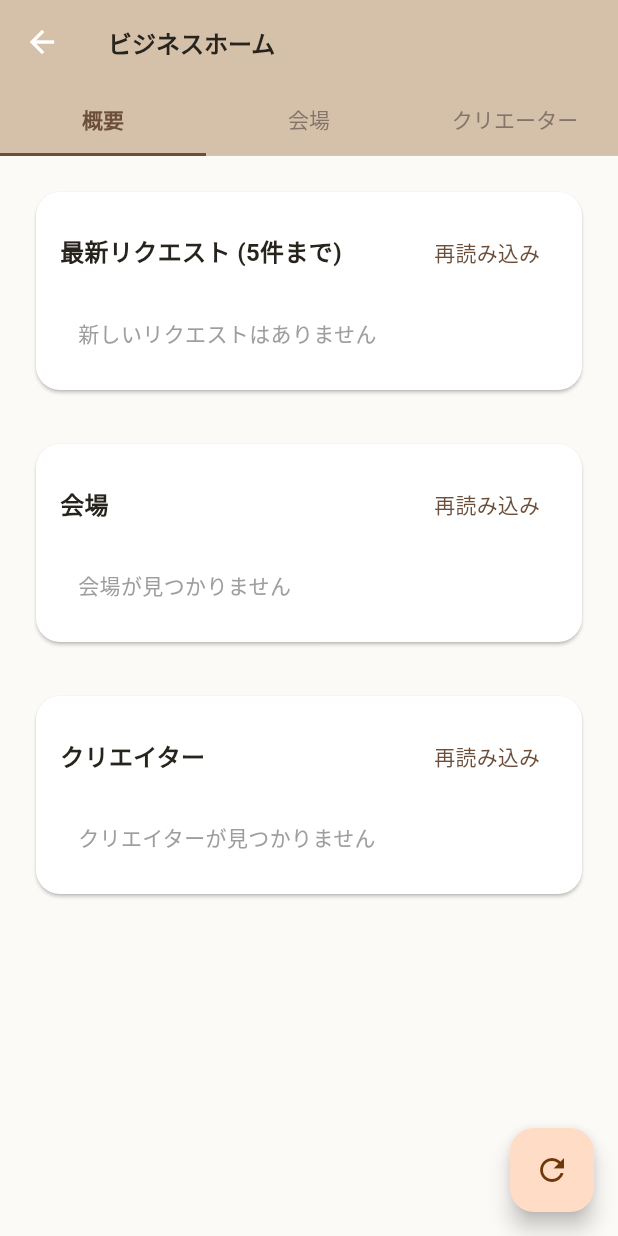
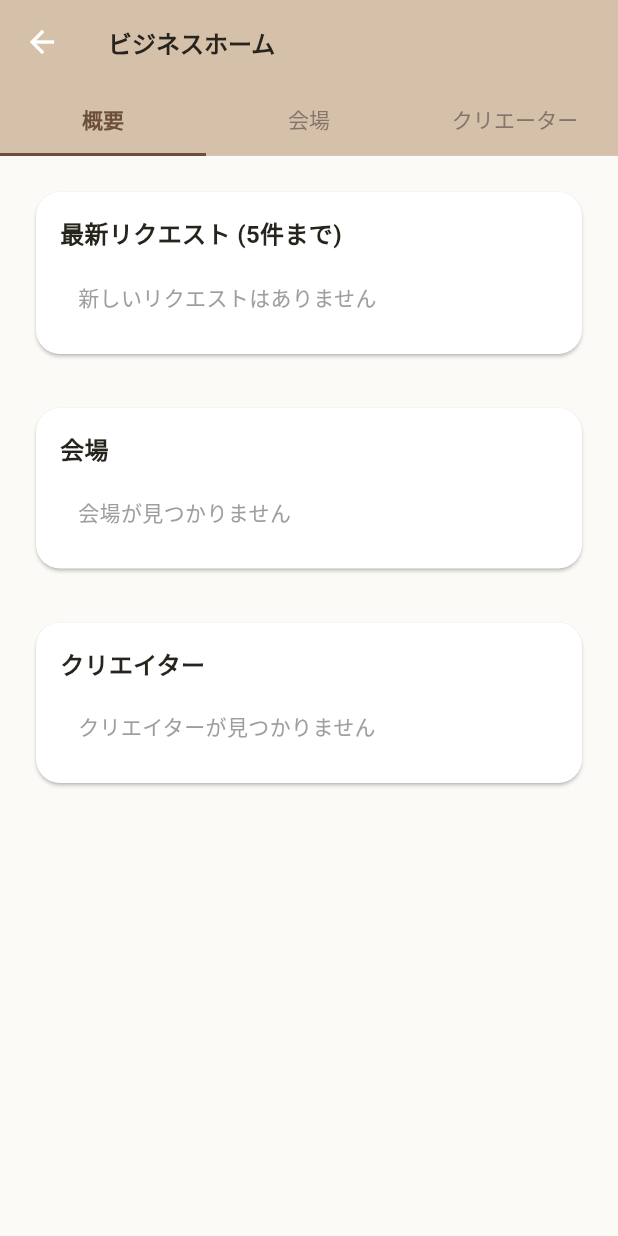
Before and after one commit to iesora/venu-matching, a Flutter app: the BusinessHomeScreen screen opened directly, on a phone screen of 412 x 824 dp. Run offline on Flutter 3.47's test engine with Material 3 defaults, Android fonts, the phone set to English and light mode, and no system bars; our stand-ins replace dotted_border, file_picker, flutter_chat_types, flutter_chat_ui, flutter_dotenv, flutter_hooks and 11 more; missing offline and left inert: flutter_inappwebview, flutter_logs, mobile_scanner, purchases_flutter; accounts and stored records are empty; network calls fail.

Commit message:
removed reload button and textButton on allScreens

```diff
--- a/mobile/lib/src/screens/businessHome.dart
+++ b/mobile/lib/src/screens/businessHome.dart
@@ -165,10 +165,6 @@ class _BusinessHomeScreenState extends State<BusinessHomeScreen>
             _creatorsTab(),
           ],
         ),
-        floatingActionButton: FloatingActionButton(
-          onPressed: _fetchAll,
-          child: const Icon(Icons.refresh),
-        ),
       ),
     );
   }
@@ -190,10 +186,6 @@ class _BusinessHomeScreenState extends State<BusinessHomeScreen>
                       const Text('最新リクエスト (5件まで)',
                           style: TextStyle(
                               fontSize: 16, fontWeight: FontWeight.bold)),
-                      TextButton(
-                        onPressed: _fetchRequests,
-                        child: const Text('再読み込み'),
-                      )
                     ],
                   ),
                   const SizedBox(height: 8),
@@ -257,10 +249,6 @@ class _BusinessHomeScreenState extends State<BusinessHomeScreen>
                       const Text('会場',
                           style: TextStyle(
                               fontSize: 16, fontWeight: FontWeight.bold)),
-                      TextButton(
-                        onPressed: _fetchVenues,
-                        child: const Text('再読み込み'),
-                      )
                     ],
                   ),
                   const SizedBox(height: 8),
@@ -298,10 +286,6 @@ class _BusinessHomeScreenState extends State<BusinessHomeScreen>
                       const Text('クリエイター',
                           style: TextStyle(
                               fontSize: 16, fontWeight: FontWeight.bold)),
-                      TextButton(
-                        onPressed: _fetchCreators,
-                        child: const Text('再読み込み'),
-                      )
                     ],
                   ),
                   const SizedBox(height: 8),
--- a/mobile/lib/src/screens/match/matchingListScreen.dart
+++ b/mobile/lib/src/screens/match/matchingListScreen.dart
@@ -486,11 +486,6 @@ class MatchingListScreen extends HookWidget {
         title: const Text('マッチング'),
       ),
       body: _buildOfferTabs(),
-      floatingActionButton: FloatingActionButton(
-        onPressed: () => _fetchOfferData(context, fromMeMatchingData,
-            toMeMatchingData, completedMatchingData, isLoadingOffer),
-        child: const Icon(Icons.refresh),
-      ),
     );
   }
 }
```
Also changed, not shown: mobile/lib/src/screens/profile_screen.dart (+0 -11 lines), mobile/lib/src/screens/search.dart (+0 -8 lines).
